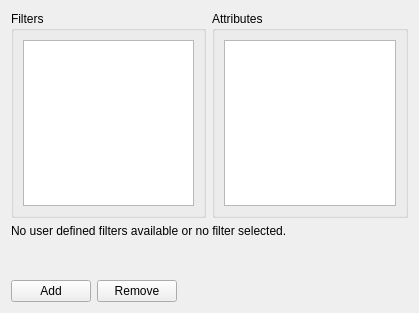
qt-creator/qt-creator, file src/plugins/help/filtersettingspage.ui: the form before one commit.
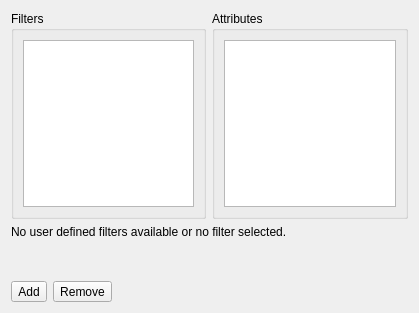
The form after the commit. Icons and pictures are not drawn.

The edit to the form file:
```diff
--- a/src/plugins/help/filtersettingspage.ui
+++ b/src/plugins/help/filtersettingspage.ui
@@ -113,14 +113,14 @@
    <item>
     <layout class="QHBoxLayout" name="horizontalLayout">
      <item>
-      <widget class="QPushButton" name="filterAddButton">
+      <widget class="QToolButton" name="filterAddButton">
        <property name="text">
         <string>Add</string>
        </property>
       </widget>
      </item>
      <item>
-      <widget class="QPushButton" name="filterRemoveButton">
+      <widget class="QToolButton" name="filterRemoveButton">
        <property name="text">
         <string>Remove</string>
        </property>
```
Left out of the diff: 12 changed lines with no effect on the pictures.
